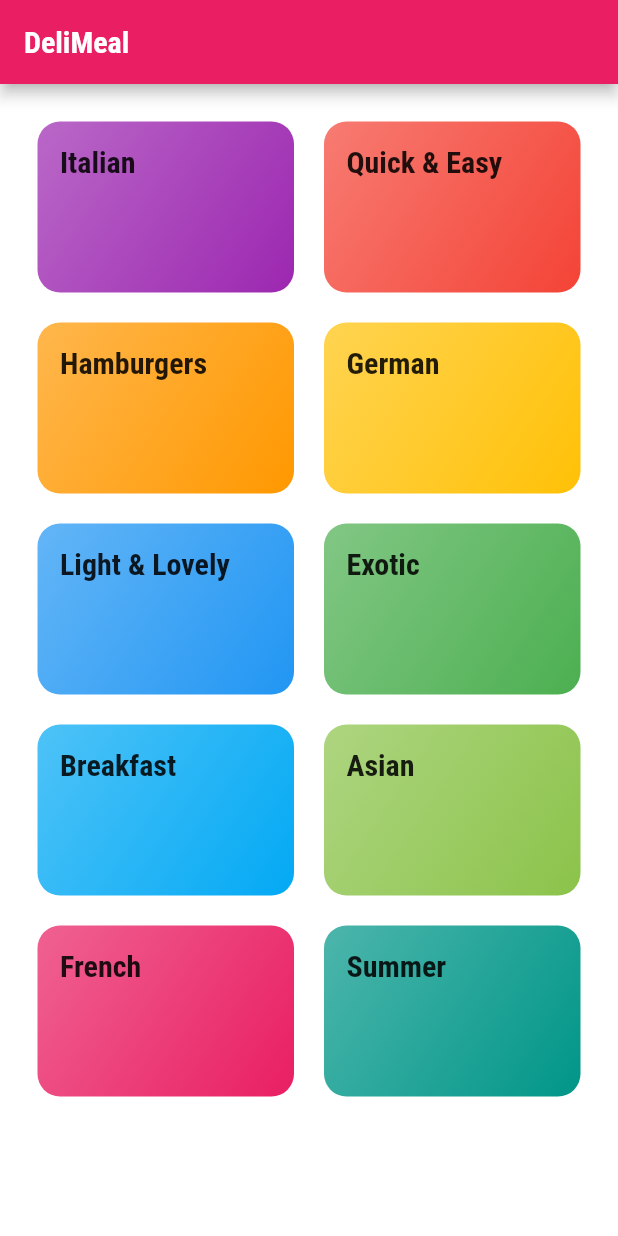
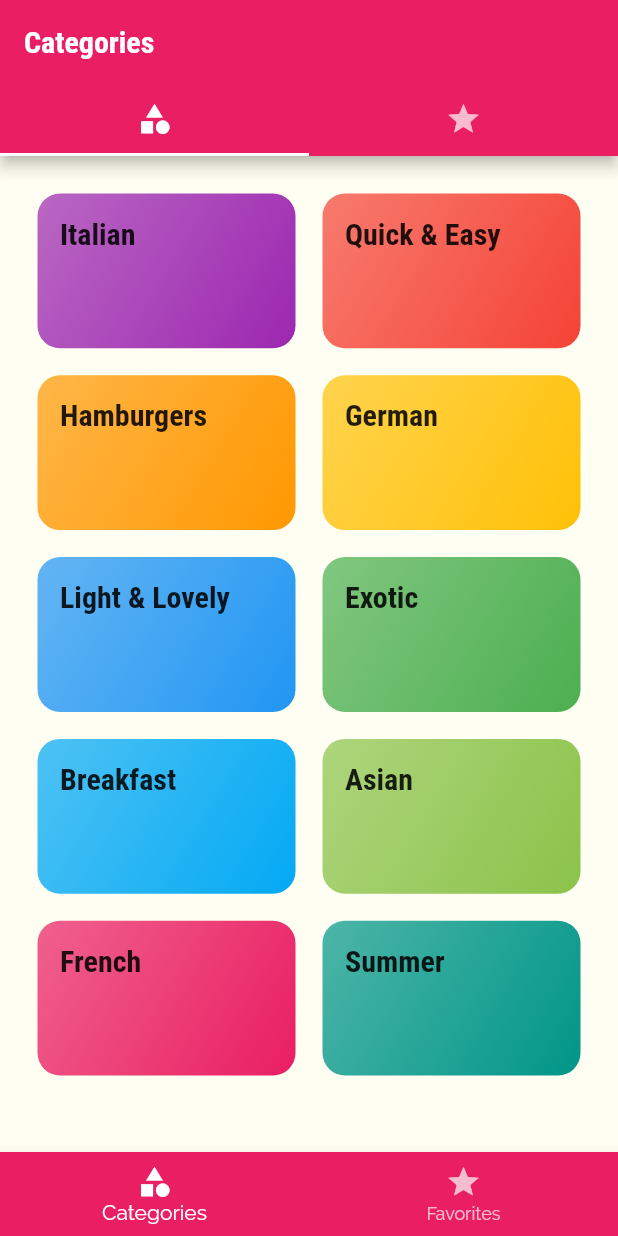
Before and after one commit to lysyshaky/Meals-App, a Flutter app: the screen it shows after launch, on a phone screen of 412 x 824 dp. Run offline on Flutter 3.47's test engine with Material 2 defaults, Android fonts, the phone set to English and light mode, and no system bars.

```diff
--- a/lib/main.dart
+++ b/lib/main.dart
@@ -2,13 +2,14 @@ import 'package:flutter/material.dart';
 import 'package:meals_app/screens/categories_screen.dart';
 import 'package:meals_app/screens/category_meals_screen.dart';
 import 'package:meals_app/screens/meal_detail_screen.dart';
+import 'package:meals_app/screens/tabs_screen.dart';
 
 void main() {
   runApp(const MyApp());
 }
 
 class MyApp extends StatelessWidget {
-  const MyApp({Key? key}) : super(key: key);
+  const MyApp({Key key}) : super(key: key);
 
   // This widget is the root of your application.
   @override
@@ -35,9 +36,9 @@ class MyApp extends StatelessWidget {
       initialRoute: '/',
       debugShowCheckedModeBanner: false,
       routes: {
-        '/': (ctx) => const CategoriesScreen(),
+        '/': (ctx) => const TabsScreen(),
         CategoryMealsScreen.routeName: (ctx) => CategoryMealsScreen(),
-        MealDetailScreen.routeName: (ctx) => const MealDetailScreen(),
+        MealDetailScreen.routeName: (ctx) => MealDetailScreen(),
       },
       onGenerateRoute: (settings) {
         print(settings.arguments);
--- a/lib/models/category.dart
+++ b/lib/models/category.dart
@@ -6,8 +6,8 @@ class Category {
   final Color color;
 
   const Category({
-    required this.id,
-    required this.title,
+    @required this.id,
+    @required this.title,
     this.color = Colors.orange,
   });
 }
--- a/lib/screens/categories_screen.dart
+++ b/lib/screens/categories_screen.dart
@@ -4,15 +4,12 @@ import 'package:meals_app/widgets/category_item.dart';
 import '../dummy_data.dart';
 
 class CategoriesScreen extends StatelessWidget {
-  const CategoriesScreen({Key? key}) : super(key: key);
+  const CategoriesScreen({Key key}) : super(key: key);
 
   @override
   Widget build(BuildContext context) {
     return Scaffold(
-      backgroundColor: Colors.white.withOpacity(1),
-      appBar: AppBar(
-        title: const Text('DeliMeal'),
-      ),
+      backgroundColor: Colors.white.withOpacity(0.95),
       body: GridView(
         padding: const EdgeInsets.all(25),
         children: DUMMY_CATEGORIES.map((catData) {
@@ -23,10 +20,10 @@ class CategoriesScreen extends StatelessWidget {
           );
         }).toList(),
         gridDelegate: const SliverGridDelegateWithMaxCrossAxisExtent(
-            maxCrossAxisExtent: 200,
-            childAspectRatio: 3 / 2,
-            crossAxisSpacing: 20,
-            mainAxisSpacing: 20),
+            maxCrossAxisExtent: 300,
+            childAspectRatio: 10 / 6,
+            crossAxisSpacing: 18,
+            mainAxisSpacing: 18),
       ),
     );
   }
--- a/lib/screens/category_meals_screen.dart
+++ b/lib/screens/category_meals_screen.dart
@@ -14,14 +14,14 @@ class CategoryMealsScreen extends StatelessWidget {
   @override
   Widget build(BuildContext context) {
     final routeArgs =
-        ModalRoute.of(context)!.settings.arguments as Map<String, String>;
+        ModalRoute.of(context).settings.arguments as Map<String, String>;
     final categoryTitle = routeArgs['title'];
     final categoryId = routeArgs['id'];
     final categoryMeals = DUMMY_MEALS.where((meal) {
       return meal.categories.contains(categoryId);
     }).toList();
     return Scaffold(
-      backgroundColor: Colors.white,
+      backgroundColor: Colors.white.withOpacity(0.95),
       appBar: AppBar(
         title: const Text('The Recipes'),
       ),
--- /dev/null
+++ b/lib/screens/tabs_screen.dart
@@ -0,0 +1,71 @@
+import 'package:flutter/material.dart';
+import 'package:meals_app/screens/categories_screen.dart';
+import 'package:meals_app/screens/favorites_screen.dart';
+
+class TabsScreen extends StatefulWidget {
+  const TabsScreen({Key key}) : super(key: key);
+
+  @override
+  State<TabsScreen> createState() => _TabsScreenState();
+}
+
+class _TabsScreenState extends State<TabsScreen> {
+  List<Map<String, Object>> _pages = [
+    {'page': const CategoriesScreen(), 'title': 'Categories'},
+    {'page': const FavoritesScreen(), 'title': 'Favorites'},
+  ];
+
+  int _selectedPageIndex = 0;
+  void _selectPage(int index) {
+    setState(() {
+      _selectedPageIndex = index;
+    });
+  }
+
+  @override
+  Widget build(BuildContext context) {
+    return DefaultTabController(
+        length: 2,
+        initialIndex: _selectedPageIndex,
+        child: Scaffold(
+            appBar: AppBar(
+              title: Text(_pages[_selectedPageIndex]['title']),
+              bottom: const TabBar(
+                tabs: [
+                  Tab(
+                    icon: Icon(Icons.category),
+                  ),
+                  Tab(
+                    icon: Icon(Icons.star),
+                  ),
+                ],
+              ),
+            ),
+            // body: TabBarView(children: [
+            //   const CategoriesScreen(),
+            //   const FavoritesScreen(),
+            // ]),
+            body: _pages[_selectedPageIndex]['page'],
+            bottomNavigationBar: BottomNavigationBar(
+              onTap: _selectPage,
+              fixedColor: Colors.white,
+              unselectedItemColor: Colors.white70,
+              backgroundColor: Colors.pink,
+              currentIndex: _selectedPageIndex,
+              items: const [
+                BottomNavigationBarItem(
+                  icon: Icon(
+                    Icons.category,
+                  ),
+                  label: 'Categories',
+                ),
+                BottomNavigationBarItem(
+                  icon: Icon(
+                    Icons.star,
+                  ),
+                  label: 'Favorites',
+                ),
+              ],
+            )));
+  }
+}
--- a/lib/widgets/category_item.dart
+++ b/lib/widgets/category_item.dart
@@ -16,9 +16,12 @@ class CategoryItem extends StatelessWidget {
     );
   }
 
-  const CategoryItem(
-      {Key? key, required this.title, required this.color, required this.id})
-      : super(key: key);
+  const CategoryItem({
+    Key key,
+    @required this.id,
+    @required this.title,
+    this.color = Colors.orange,
+  }) : super(key: key);
 
   @override
   Widget build(BuildContext context) {
--- a/pubspec.yaml
+++ b/pubspec.yaml
@@ -18,7 +18,7 @@ publish_to: 'none' # Remove this line if you wish to publish to pub.dev
 version: 1.0.0+1
 
 environment:
-  sdk: ">=2.15.0 <3.0.0"
+  sdk: ">=2.1.0 <3.0.0"
 
 # Dependencies specify other packages that your package needs in order to work.
 # To automatically upgrade your package dependencies to the latest versions
```
Also changed, not shown: lib/models/meal.dart (+15 -13 lines), lib/screens/favorites_screen.dart (added, +12 -0 lines), lib/screens/meal_detail_screen.dart (+74 -5 lines), lib/widgets/meal_item.dart (+13 -9 lines), pubspec.lock.
